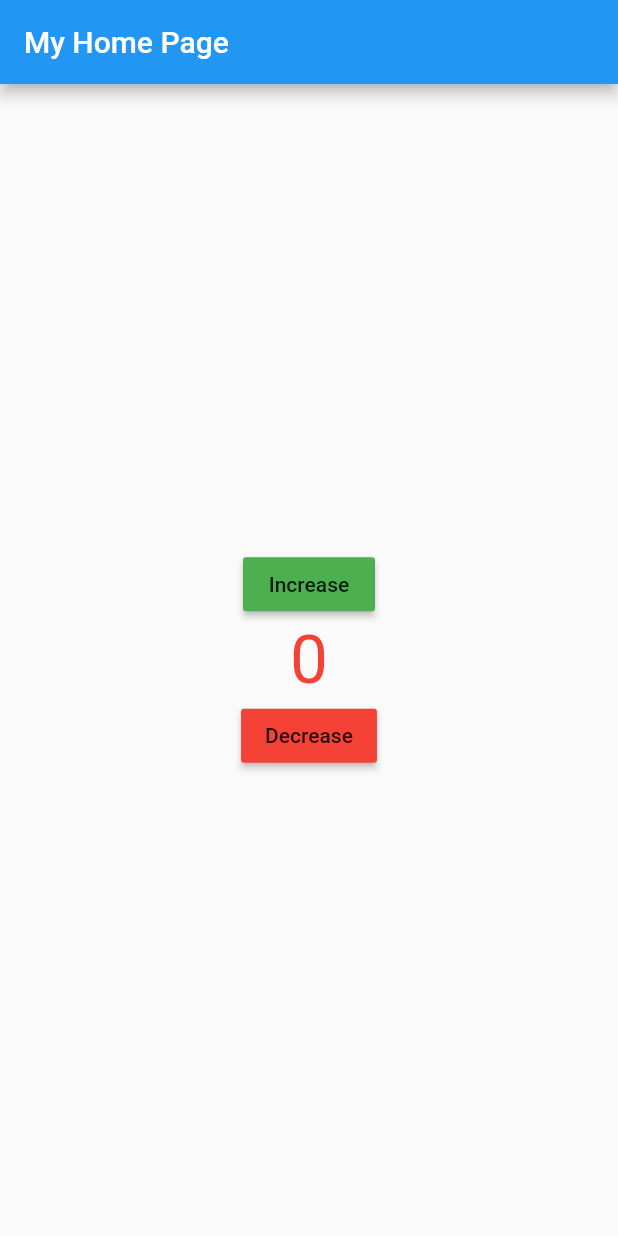
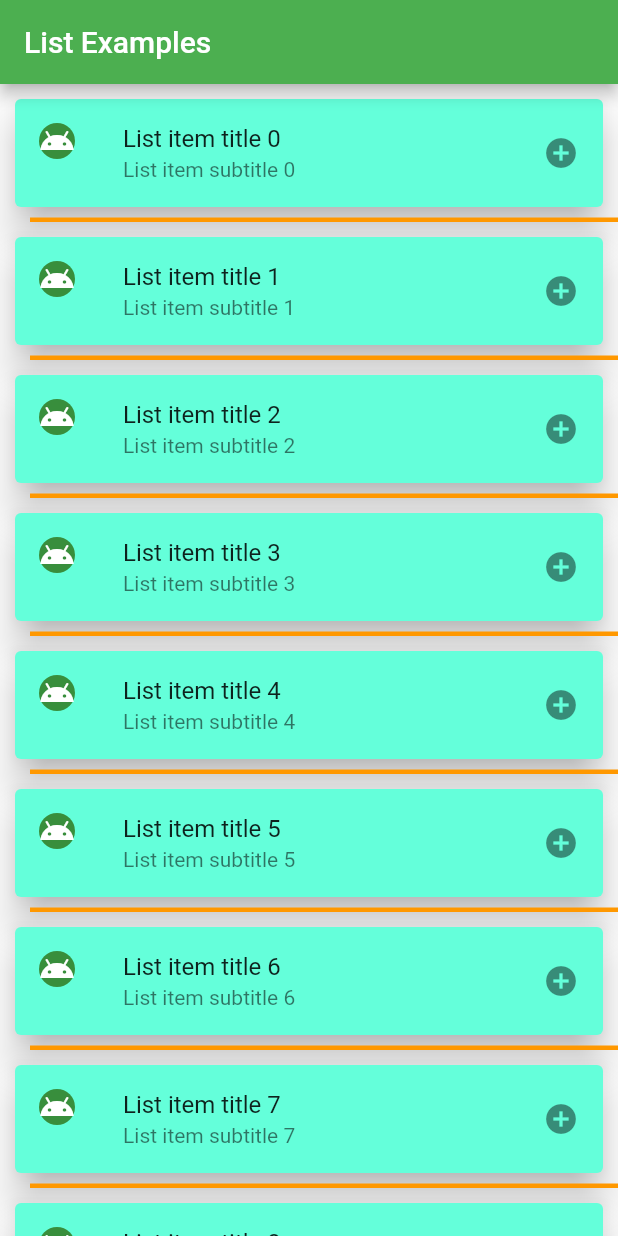
Before and after one commit to akinankarali/Snippets, a Flutter app: the screen it shows after launch, on a phone screen of 412 x 824 dp. Run offline on Flutter 3.47's test engine with Material 2 defaults, Android fonts, the phone set to English and light mode, and no system bars.

Commit message:
added list view example

```diff
--- /dev/null
+++ b/Flutter/lib/ui/list_examples.dart
@@ -0,0 +1,43 @@
+import 'package:flutter/material.dart';
+
+class ListExamples extends StatelessWidget {
+  // Dummy Data resource for list
+  List<int> listNums = List.generate(300, (index) => index);
+  List<String> listSubTitles =
+      List.generate(300, (index) => "List item subtitle $index");
+
+  @override
+  Widget build(BuildContext context) {
+    return ListView(
+        children: listNums
+            .map(
+              (currentItem) => Column(
+                children: [
+                  Container(
+                    child: Card(
+                      color: Colors.tealAccent,
+                      margin: EdgeInsets.all(10),
+                      elevation: 10,
+                      child: ListTile(
+                        leading: CircleAvatar(
+                          child: Icon(Icons.android),
+                          radius: 12,
+                        ),
+                        title: Text("List item title $currentItem"),
+                        subtitle: Text(listSubTitles[currentItem]),
+                        trailing: Icon(Icons.add_circle),
+                      ),
+                    ),
+                  ),
+                  Divider(
+                    color: Colors.orange,
+                    height: 0,
+                    indent: 20,
+                    thickness: 3,
+                  ),
+                ],
+              ),
+            )
+            .toList());
+  }
+}
```
Also changed, not shown: Flutter/lib/main.dart (+23 -2 lines).
